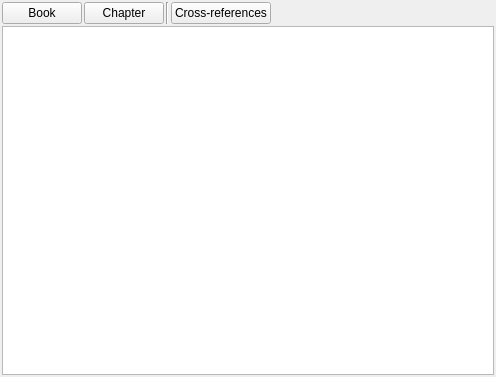
This is biblewindow.ui in jfesh95/aletheia as Qt 5 draws it before an edit. The edited form follows.
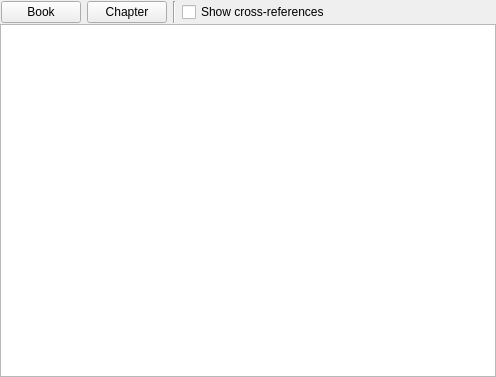
This is the edited form. Icons and pictures are not drawn.

Diff of the .ui file:
```diff
--- a/biblewindow.ui
+++ b/biblewindow.ui
@@ -19,13 +19,19 @@
   </property>
   <layout class="QVBoxLayout" name="verticalLayout">
    <property name="spacing">
-    <number>2</number>
+    <number>0</number>
    </property>
    <property name="margin">
-    <number>2</number>
+    <number>0</number>
    </property>
    <item>
     <layout class="QHBoxLayout" name="horizontalLayout">
+     <property name="spacing">
+      <number>6</number>
+     </property>
+     <property name="margin">
+      <number>1</number>
+     </property>
      <item>
       <widget class="QPushButton" name="bookSelector">
        <property name="text">
@@ -48,12 +54,18 @@
       </widget>
      </item>
      <item>
-      <widget class="QPushButton" name="crossReferenceToggle">
+      <widget class="QCheckBox" name="checkBox">
+       <property name="focusPolicy">
+        <enum>Qt::TabFocus</enum>
+       </property>
+       <property name="toolTip">
+        <string>Show cross-references</string>
+       </property>
+       <property name="statusTip">
+        <string>Show cross-references</string>
+       </property>
        <property name="text">
-        <string>Cross-references</string>
-       </property>
-       <property name="checkable">
-        <bool>true</bool>
+        <string>Show cross-references</string>
        </property>
       </widget>
      </item>
```
Left out of the diff: 20 changed lines with no effect on the pictures.
